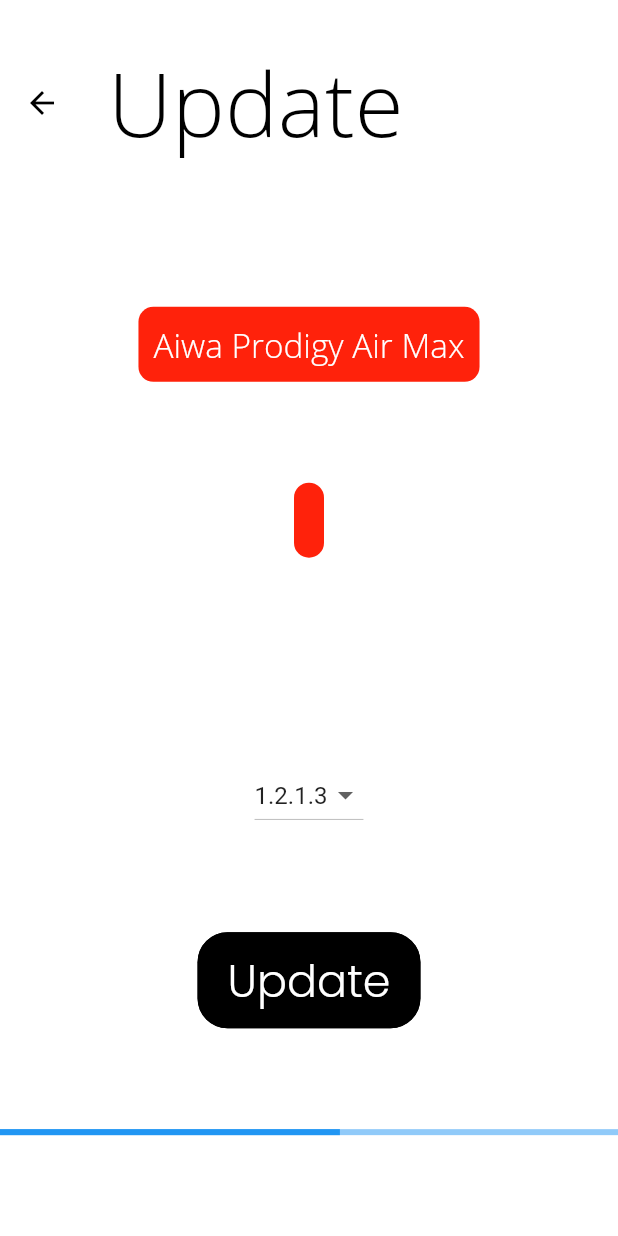
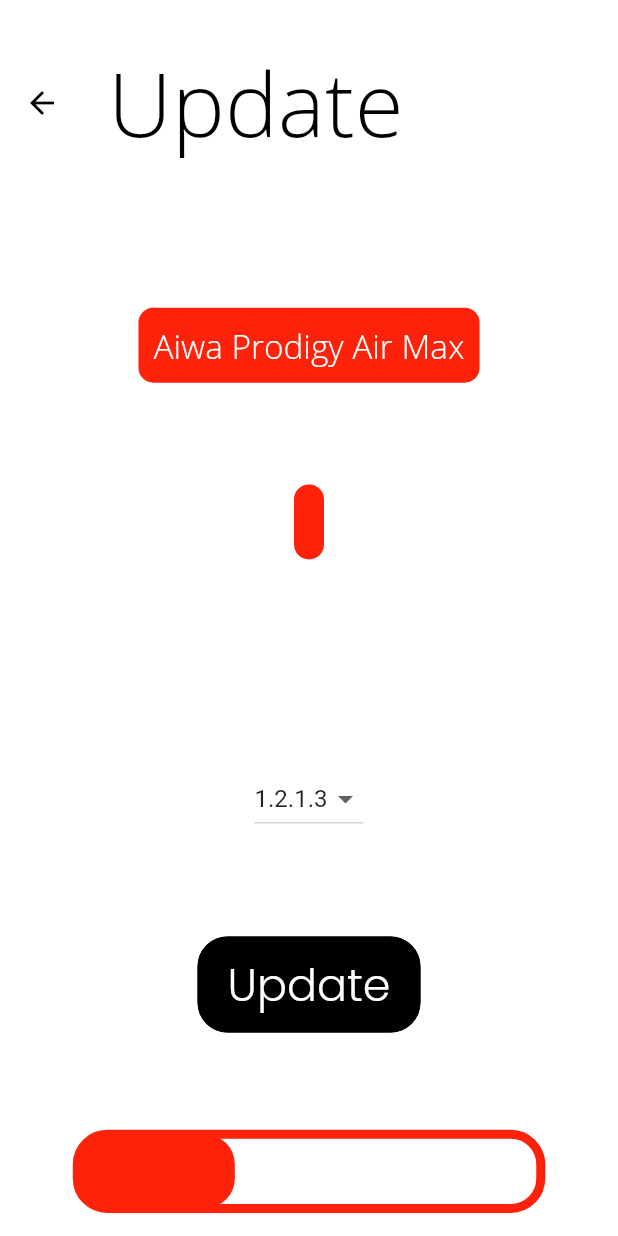
Before and after one commit to frankg0485/aiwaTechnology, a Flutter app: the FOTAPage screen opened directly with empty values, after a tap on "Update", on a phone screen of 412 x 824 dp. Run offline on Flutter 3.47's test engine with Material 2 defaults, Android fonts, the phone set to English and light mode, and no system bars.

```diff
--- a/lib/FOTAPage.dart
+++ b/lib/FOTAPage.dart
@@ -25,9 +25,26 @@ class _FOTAPageState extends State<FOTAPage> {
   var deviceName = "Aiwa Prodigy Air Max";
   var allFWVersions = ["1.1.1.1", "1.1.2.4", "1.2.1.3", "1.3.1.2", "1.5.3.3"];
   var selectedVersion = "";
+  var progress = 0.1;
+  final progressInc = 0.01;
+  final millisecondsInc = 50;
 
   _FOTAPageState() {
     selectedVersion = allFWVersions[2];
+  }
+
+  _startTimer() {
+    final interval = Duration(milliseconds: millisecondsInc);
+    Timer.periodic(interval, (timer) {
+      setState(() {
+        print(progress);
+        if (progress >= 1) {
+          timer.cancel();
+        } else {
+          progress += progressInc;
+        }
+      });
+    });
   }
 
   @override
@@ -133,11 +150,15 @@ class _FOTAPageState extends State<FOTAPage> {
                   ),
                 ),
                 onPressed: () {
-                  _ProgressIndicatorDemoState.beginAnimation();
+                  _startTimer();
                 },
               ),
             ),
-            ProgressIndicatorDemo(),
+            CustomPaint(
+              //size: Size(200, 100),
+              painter: ProgressBarPainter(progress),
+            )
+            //ProgressIndicatorDemo(),
           ],
         ),
       ),
@@ -145,14 +166,40 @@ class _FOTAPageState extends State<FOTAPage> {
   }
 }
 
-class ProgressIndicatorDemo extends StatefulWidget {
+class ProgressBarPainter extends CustomPainter {
+  var barProgress;
+  final totalWidth = 0.75 * THEME.SCREEN_WIDTH;
+  final totalHeight = 40 / 667 * THEME.SCREEN_HEIGHT;
+
+  ProgressBarPainter(this.barProgress);
+
+  @override
+  void paint(Canvas canvas, Size size) {
+    Paint p = Paint();
+    p.color = THEME.AIWA_COLOR;
+    p.style = PaintingStyle.stroke;
+    p.strokeWidth = 6;
+
+    canvas.drawRRect(RRect.fromRectAndRadius(Rect.fromLTWH(-totalWidth / 2, 0, totalWidth, totalHeight), Radius.circular(20)), p);
+
+    p.style = PaintingStyle.fill;
+    canvas.drawRRect(RRect.fromRectAndRadius(Rect.fromLTWH(-totalWidth / 2, 0, totalWidth * barProgress, totalHeight), Radius.circular(20)), p);
+  }
+
+  @override
+  bool shouldRepaint(covariant CustomPainter oldDelegate) {
+    return true;
+  }
+
+}
+
+/*class ProgressIndicatorDemo extends StatefulWidget {
   @override
   _ProgressIndicatorDemoState createState() =>
       new _ProgressIndicatorDemoState();
 }
 
-class _ProgressIndicatorDemoState extends State<ProgressIndicatorDemo>
-    with SingleTickerProviderStateMixin {
+class _ProgressIndicatorDemoState extends State<ProgressIndicatorDemo> with SingleTickerProviderStateMixin {
   static AnimationController controller;
   Animation<double> animation;
 
@@ -192,4 +239,4 @@ class _ProgressIndicatorDemoState extends State<ProgressIndicatorDemo>
       ),
     ));
   }
-}
+}*/
```
